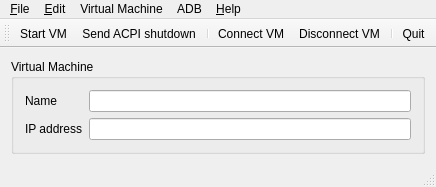
Above: mainwindow.ui from mithat/androidvmgr before the change. Below: the same form after it.
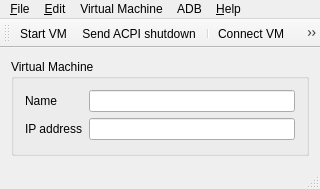
That is the form after the change. Icons and pictures are not drawn.

```diff
--- a/mainwindow.ui
+++ b/mainwindow.ui
@@ -2,6 +2,14 @@
 <ui version="4.0">
  <class>MainWindow</class>
  <widget class="QMainWindow" name="MainWindow">
+  <property name="geometry">
+   <rect>
+    <x>0</x>
+    <y>0</y>
+    <width>320</width>
+    <height>189</height>
+   </rect>
+  </property>
   <property name="windowTitle">
    <string>Android VM Manager</string>
   </property>
@@ -58,7 +66,7 @@
     <rect>
      <x>0</x>
      <y>0</y>
-     <width>300</width>
+     <width>320</width>
      <height>19</height>
     </rect>
    </property>
```
